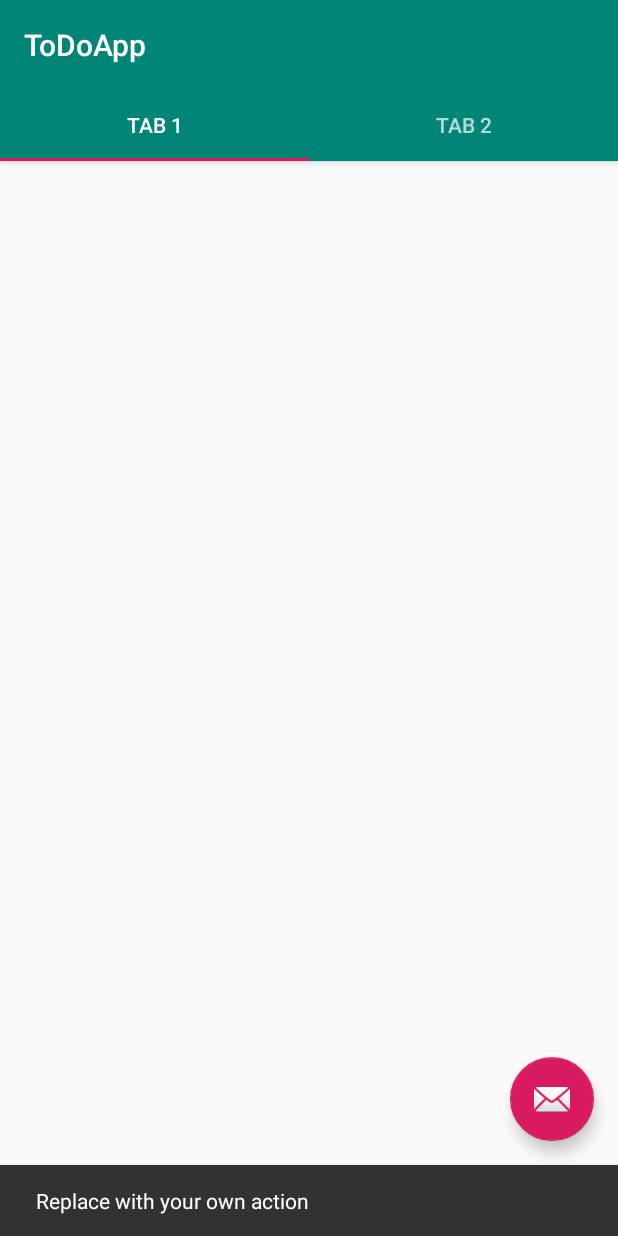
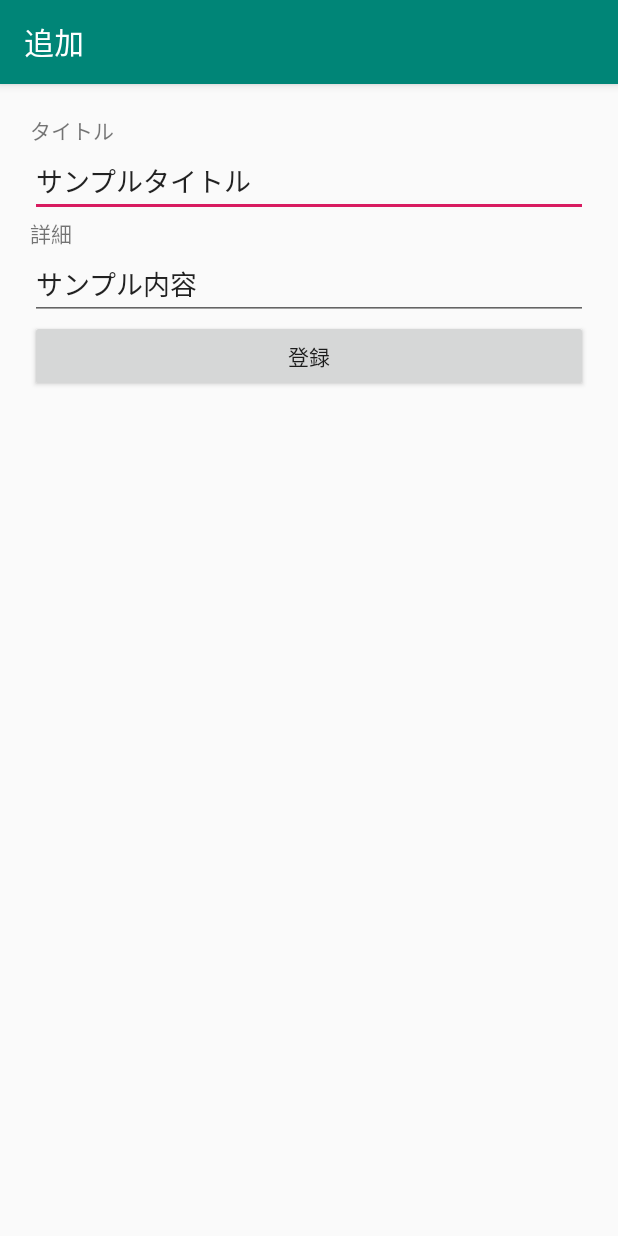
Before and after one commit to takayan40/ToDoApp, an Android app: the screen it shows after launch (MainActivity before the commit, AddActivity after it), after a tap on an icon or button, on a phone screen of 412 x 824 dp. Run offline under Robolectric (Android 15) with nearby library versions, the phone set to English and light mode, and no system bars; 1 statement that could not run was skipped.

Commit message:
ignoreの変更

```diff
--- a/app/build.gradle
+++ b/app/build.gradle
@@ -32,7 +32,7 @@ dependencies {
     implementation 'com.google.android.material:material:1.1.0'
     implementation 'androidx.constraintlayout:constraintlayout:1.1.3'
     implementation 'androidx.lifecycle:lifecycle-extensions:2.2.0'
-    implementation 'com.google.firebase:firebase-core:16.0.4'
+    implementation 'com.google.firebase:firebase-core:17.2.2'
     testImplementation 'junit:junit:4.12'
     androidTestImplementation 'androidx.test.ext:junit:1.1.1'
     androidTestImplementation 'androidx.test.espresso:espresso-core:3.2.0'
--- a/app/src/main/AndroidManifest.xml
+++ b/app/src/main/AndroidManifest.xml
@@ -9,6 +9,7 @@
         android:roundIcon="@mipmap/ic_launcher_round"
         android:supportsRtl="true"
         android:theme="@style/AppTheme">
+        <activity android:name=".AddActivity"></activity>
         <activity
             android:name=".MainActivity"
             android:label="@string/app_name"
--- /dev/null
+++ b/app/src/main/java/io/github/takayan40/todoapp/AddActivity.kt
@@ -0,0 +1,14 @@
+package io.github.takayan40.todoapp
+
+import androidx.appcompat.app.AppCompatActivity
+import android.os.Bundle
+import kotlinx.android.synthetic.main.activity_add.*
+
+class AddActivity : AppCompatActivity() {
+
+    override fun onCreate(savedInstanceState: Bundle?) {
+        super.onCreate(savedInstanceState)
+        setContentView(R.layout.activity_add)
+        toolbar.title = "追加"
+    }
+}
--- a/app/src/main/java/io/github/takayan40/todoapp/MainActivity.kt
+++ b/app/src/main/java/io/github/takayan40/todoapp/MainActivity.kt
@@ -1,5 +1,6 @@
 package io.github.takayan40.todoapp
 
+import android.content.Intent
 import android.os.Bundle
 import com.google.android.material.floatingactionbutton.FloatingActionButton
 import com.google.android.material.snackbar.Snackbar
@@ -8,13 +9,17 @@ import androidx.viewpager.widget.ViewPager
 import androidx.appcompat.app.AppCompatActivity
 import android.view.Menu
 import android.view.MenuItem
+import android.widget.Toolbar
 import io.github.takayan40.todoapp.ui.main.SectionsPagerAdapter
+import kotlinx.android.synthetic.main.activity_main.*
 
 class MainActivity : AppCompatActivity() {
 
     override fun onCreate(savedInstanceState: Bundle?) {
         super.onCreate(savedInstanceState)
         setContentView(R.layout.activity_main)
+        toolbar.title = "一覧"
+
         val sectionsPagerAdapter = SectionsPagerAdapter(this, supportFragmentManager)
         val viewPager: ViewPager = findViewById(R.id.view_pager)
         viewPager.adapter = sectionsPagerAdapter
@@ -23,8 +28,8 @@ class MainActivity : AppCompatActivity() {
         val fab: FloatingActionButton = findViewById(R.id.fab)
 
         fab.setOnClickListener { view ->
-            Snackbar.make(view, "Replace with your own action", Snackbar.LENGTH_LONG)
-                .setAction("Action", null).show()
+            val intent = Intent(this, AddActivity::class.java)
+            startActivity(intent)
         }
     }
 }
--- /dev/null
+++ b/app/src/main/res/drawable/ic_add.xml
@@ -0,0 +1,9 @@
+<vector xmlns:android="http://schemas.android.com/apk/res/android"
+        android:width="24dp"
+        android:height="24dp"
+        android:viewportWidth="24.0"
+        android:viewportHeight="24.0">
+    <path
+        android:fillColor="#FFFFFFFF"
+        android:pathData="M19,13h-6v6h-2v-6H5v-2h6V5h2v6h6v2z"/>
+</vector>
--- /dev/null
+++ b/app/src/main/res/layout/activity_add.xml
@@ -0,0 +1,64 @@
+<?xml version="1.0" encoding="utf-8"?>
+<LinearLayout xmlns:android="http://schemas.android.com/apk/res/android"
+    xmlns:app="http://schemas.android.com/apk/res-auto"
+    xmlns:tools="http://schemas.android.com/tools"
+    android:layout_width="match_parent"
+    android:layout_height="match_parent"
+    android:orientation="vertical"
+    tools:context=".AddActivity">
+
+    <com.google.android.material.appbar.AppBarLayout
+        android:layout_width="match_parent"
+        android:layout_height="wrap_content"
+        android:theme="@style/AppTheme.AppBarOverlay">
+
+        <androidx.appcompat.widget.Toolbar
+            android:id="@+id/toolbar"
+            android:layout_width="match_parent"
+            android:layout_height="?attr/actionBarSize"
+            android:background="?attr/colorPrimary"
+            app:popupTheme="@style/AppTheme.PopupOverlay" />
+
+    </com.google.android.material.appbar.AppBarLayout>
+
+    <RelativeLayout
+        android:layout_width="match_parent"
+        android:layout_height="match_parent"
+        android:padding="20dp">
+
+        <TextView
+            android:id="@+id/title_view"
+            android:layout_width="match_parent"
+            android:layout_height="wrap_content"
+            android:text="タイトル" />
+
+        <EditText
+            android:id="@+id/title_edit"
+            android:layout_width="match_parent"
+            android:layout_height="wrap_content"
+            android:layout_below="@+id/title_view"
+            android:text="サンプルタイトル" />
+
+        <TextView
+            android:id="@+id/detail_view"
+            android:layout_width="match_parent"
+            android:layout_height="wrap_content"
+            android:layout_below="@+id/title_edit"
+            android:text="詳細" />
+
+        <EditText
+            android:id="@+id/detail_edit"
+            android:layout_width="match_parent"
+            android:layout_height="wrap_content"
+            android:layout_below="@+id/detail_view"
+            android:text="サンプル内容" />
+
+        <Button
+            android:id="@+id/add_button"
+            android:layout_width="match_parent"
+            android:layout_height="wrap_content"
+            android:layout_below="@+id/detail_edit"
+            android:text="登録" />
+
+    </RelativeLayout>
+</LinearLayout>
--- a/app/src/main/res/layout/activity_main.xml
+++ b/app/src/main/res/layout/activity_main.xml
@@ -11,21 +11,19 @@
         android:layout_height="wrap_content"
         android:theme="@style/AppTheme.AppBarOverlay">
 
-        <TextView
-            android:id="@+id/title"
-            android:layout_width="wrap_content"
-            android:layout_height="wrap_content"
-            android:gravity="center"
-            android:minHeight="?actionBarSize"
-            android:padding="@dimen/appbar_padding"
-            android:text="@string/app_name"
-            android:textAppearance="@style/TextAppearance.Widget.AppCompat.Toolbar.Title" />
+        <androidx.appcompat.widget.Toolbar
+            android:id="@+id/toolbar"
+            android:layout_width="match_parent"
+            android:layout_height="?attr/actionBarSize"
+            android:background="?attr/colorPrimary"
+            app:popupTheme="@style/AppTheme.PopupOverlay" />
 
         <com.google.android.material.tabs.TabLayout
             android:id="@+id/tabs"
             android:layout_width="match_parent"
             android:layout_height="wrap_content"
             android:background="?attr/colorPrimary" />
+
     </com.google.android.material.appbar.AppBarLayout>
 
     <androidx.viewpager.widget.ViewPager
@@ -40,5 +38,5 @@
         android:layout_height="wrap_content"
         android:layout_gravity="bottom|end"
         android:layout_margin="@dimen/fab_margin"
-        app:srcCompat="@android:drawable/ic_dialog_email" />
+        app:srcCompat="@drawable/ic_add" />
 </androidx.coordinatorlayout.widget.CoordinatorLayout>
--- a/app/src/main/res/values/styles.xml
+++ b/app/src/main/res/values/styles.xml
@@ -1,7 +1,7 @@
 <resources>
 
     <!-- Base application theme. -->
-    <style name="AppTheme" parent="Theme.AppCompat.Light.DarkActionBar">
+    <style name="AppTheme" parent="Theme.AppCompat.Light.NoActionBar">
         <!-- Customize your theme here. -->
         <item name="colorPrimary">@color/colorPrimary</item>
         <item name="colorPrimaryDark">@color/colorPrimaryDark</item>
```
Also changed, not shown: 1 other file.
